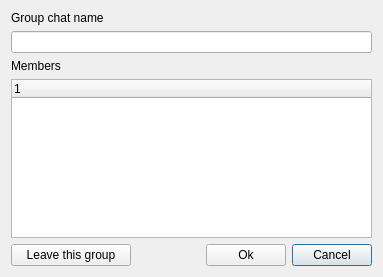
hwgao/beebeep, file src/desktop/GuiCreateGroup.ui: the form before one commit.
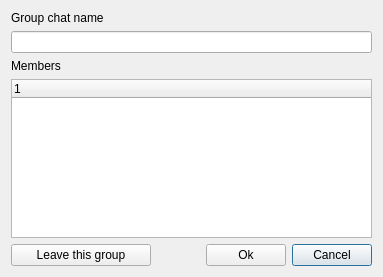
The form after the commit. Icons and pictures are not drawn.

Commit message: Fixed bug when user leave a group System wake/sleep handler added (macosx)

```diff
--- a/src/desktop/GuiCreateGroup.ui
+++ b/src/desktop/GuiCreateGroup.ui
@@ -43,9 +43,15 @@
    </item>
    <item row="4" column="0">
     <widget class="QPushButton" name="mp_pbLeave">
+     <property name="sizePolicy">
+      <sizepolicy hsizetype="Preferred" vsizetype="Fixed">
+       <horstretch>0</horstretch>
+       <verstretch>0</verstretch>
+      </sizepolicy>
+     </property>
      <property name="minimumSize">
       <size>
-       <width>120</width>
+       <width>140</width>
        <height>0</height>
       </size>
      </property>
```
The commit also changes 12 other files.
